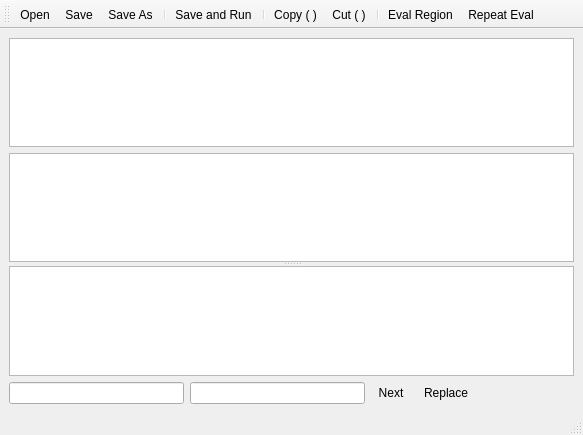
Above: examples/9-simple-lisp-editor/data/editor.ui from GitoriousLispBackup/eql before the change. Below: the same form after it.
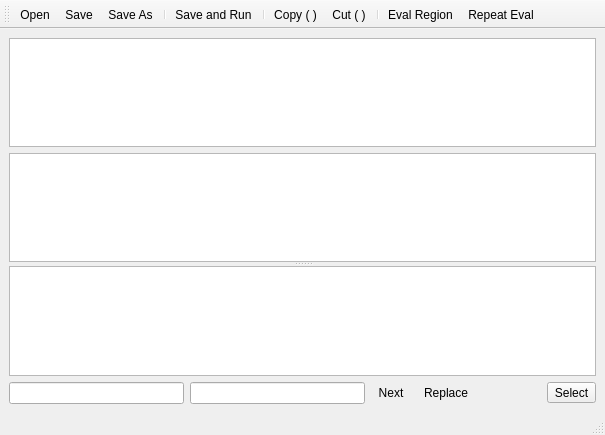
That is the form after the change.

Commit message: add "Select" button to editor of example 9

Diff of the .ui file:
```diff
--- a/examples/9-simple-lisp-editor/data/editor.ui
+++ b/examples/9-simple-lisp-editor/data/editor.ui
@@ -6,7 +6,7 @@
    <rect>
     <x>0</x>
     <y>0</y>
-    <width>583</width>
+    <width>605</width>
     <height>435</height>
    </rect>
   </property>
@@ -118,6 +118,20 @@
         </property>
        </spacer>
       </item>
+      <item>
+       <widget class="QLabel" name="q_label">
+        <property name="text">
+         <string/>
+        </property>
+       </widget>
+      </item>
+      <item>
+       <widget class="QToolButton" name="select">
+        <property name="text">
+         <string>Select</string>
+        </property>
+       </widget>
+      </item>
      </layout>
     </item>
    </layout>
```
Left out of the diff: 2 changed lines with no effect on the pictures. The commit also changes 6 other files.
